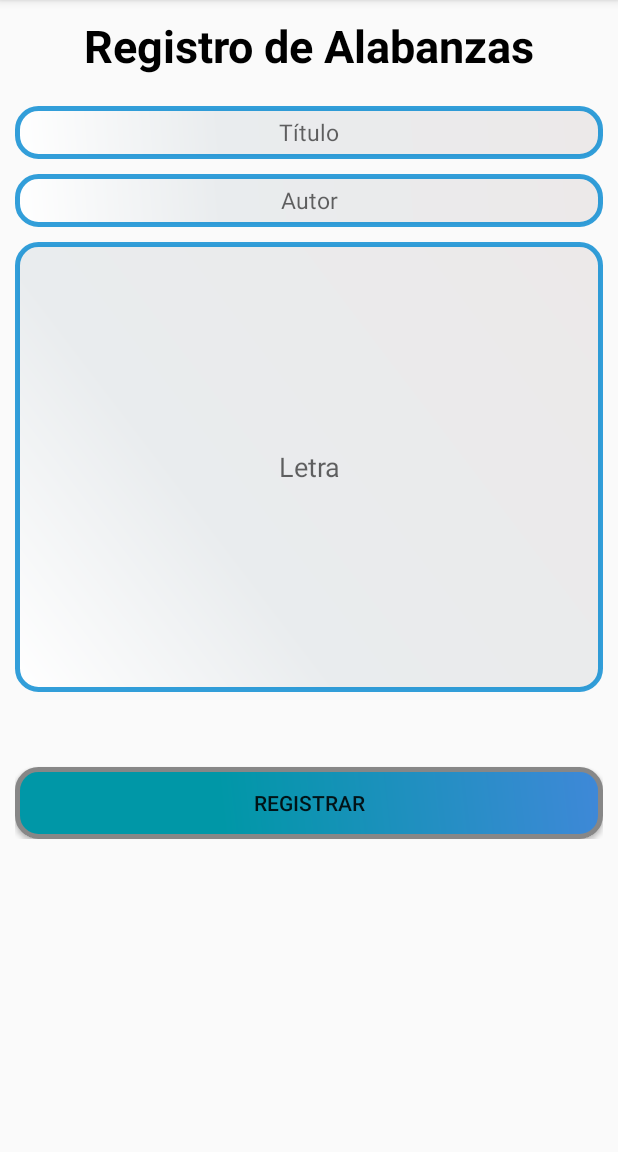
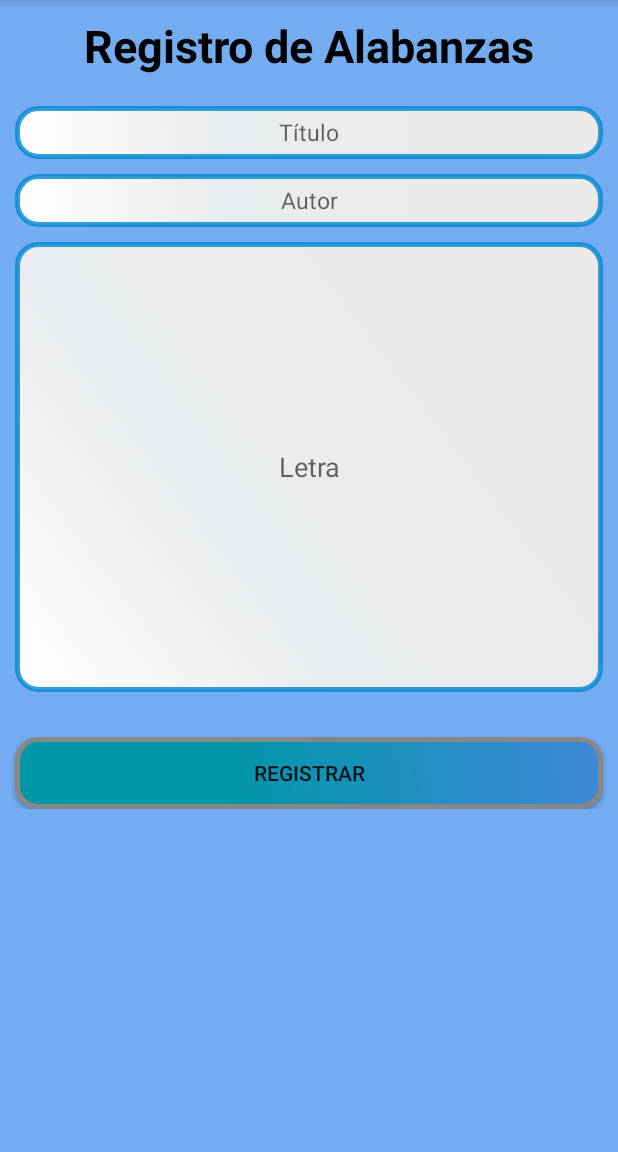
Before and after one commit to kevin2228/ProyectoFinal, an Android app: the AlabanzasActivity screen opened directly, with no data from a screen before it, on a phone screen of 412 x 824 dp, the part 84-1236 px from its top. Run offline under Robolectric (Android 15) with nearby library versions, the phone set to English and light mode, and no system bars; libraries missing offline, so code that uses them is left out: com.loopj.android, cz.msebera.android; 2 statements that could not run were skipped.

Commit message:
Arreglando Interfaz

```diff
--- a/app/src/main/res/layout/activity_alabanzas.xml
+++ b/app/src/main/res/layout/activity_alabanzas.xml
@@ -6,7 +6,8 @@
     android:layout_height="match_parent"
     android:orientation="vertical"
     tools:context=".AlabanzasActivity"
-    android:layout_margin="10dp"
+
+    android:background="#73ACF0"
     >
 
     <TextView
@@ -17,6 +18,9 @@
         android:textColor="#000"
         android:textStyle="bold"
         android:textSize="30dp"
+        android:layout_marginTop="10dp"
+        android:layout_marginLeft="10dp"
+        android:layout_marginRight="10dp"
         />
     <ScrollView
         android:layout_width="match_parent"
@@ -39,6 +43,8 @@
                 android:inputType="text"
                 android:background="@drawable/inputboton"
                 android:layout_marginTop="20dp"
+                android:layout_marginRight="10dp"
+                android:layout_marginLeft="10dp"
                 />
 
             <EditText
@@ -50,7 +56,10 @@
                 android:hint="Autor"
                 android:layout_marginTop="10dp"
                 android:inputType="text"
-                android:background="@drawable/inputboton"/>
+                android:background="@drawable/inputboton"
+                android:layout_marginLeft="10dp"
+                android:layout_marginRight="10dp"
+                />
 
             <EditText
                 android:id="@+id/etletra"
@@ -59,15 +68,19 @@
                 android:textAlignment="center"
                 android:hint="Letra"
                 android:layout_marginTop="10dp"
-                android:background="@drawable/inputboton"/>
+                android:background="@drawable/inputboton"
+                android:layout_margin="10dp"
+                />
 
             <Button
                 android:id="@+id/btnRegistrarA"
                 android:layout_width="match_parent"
                 android:layout_height="wrap_content"
                 android:text="Registrar"
-                android:layout_marginTop="50dp"
+                android:layout_marginTop="20dp"
                 android:background="@drawable/btn_estilo"
+                android:layout_marginRight="10dp"
+                android:layout_marginLeft="10dp"
                 />
 
         </LinearLayout>
```
